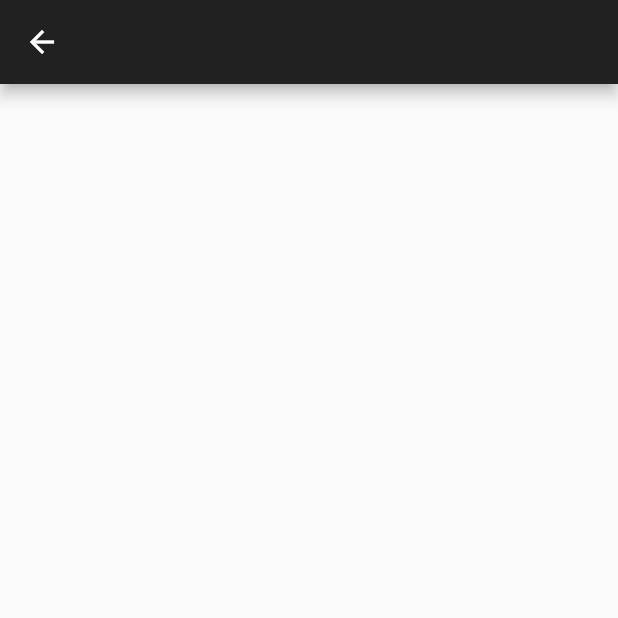
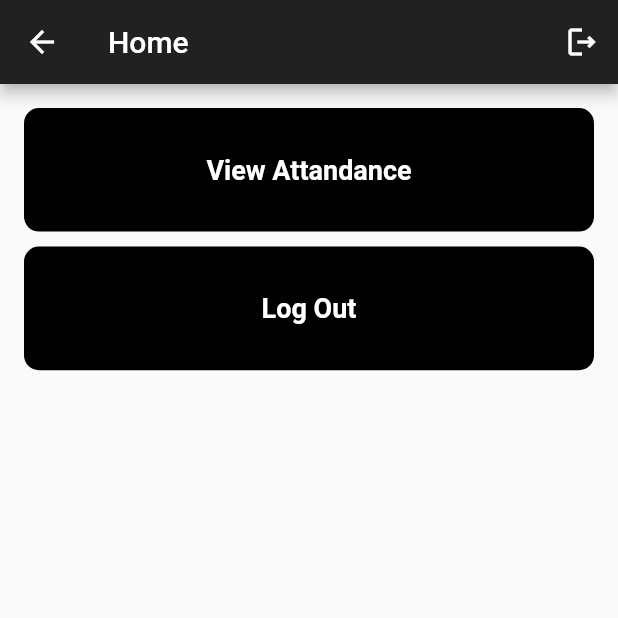
Before and after one commit to Faris-Backar/attandace_app, a Flutter app: the StudentHomeScreen screen opened by its route, on a phone screen of 412 x 824 dp, the top half of it. Run offline on Flutter 3.47's test engine with Material 2 defaults, Android fonts, the phone set to English and light mode, and no system bars; our stand-ins replace bloc, cloud_firestore, equatable, firebase_auth, firebase_core, flutter_bloc and 2 more; accounts and stored records are empty.

Commit message:
FIxing logical issues

```diff
--- a/lib/main.dart
+++ b/lib/main.dart
@@ -2,6 +2,7 @@ import 'package:attandance_app/model/classroom.dart';
 import 'package:attandance_app/model/staff.dart';
 import 'package:attandance_app/model/student.dart';
 import 'package:attandance_app/presentation/bloc/admin/admin_bloc.dart';
+import 'package:attandance_app/presentation/bloc/attandance/attandance_bloc.dart';
 import 'package:attandance_app/presentation/bloc/auth/auth_bloc.dart';
 import 'package:attandance_app/presentation/bloc/classroom/classroom_bloc.dart';
 import 'package:attandance_app/presentation/bloc/staff/staff_bloc.dart';
@@ -44,6 +45,9 @@ class AttandanceApp extends StatelessWidget {
         BlocProvider<ClassroomBloc>(
           create: (context) => ClassroomBloc(),
         ),
+        BlocProvider<AttandanceBloc>(
+          create: (context) => AttandanceBloc(),
+        ),
       ],
       child: MaterialApp(
         debugShowCheckedModeBanner: false,
--- a/lib/model/course.dart
+++ b/lib/model/course.dart
@@ -1,22 +1,15 @@
 import 'dart:convert';
-
-import 'package:flutter/foundation.dart';
-
-// import 'package:attandance_app/model/attandance_model.dart';
 import 'package:attandance_app/model/staff.dart';
-import 'package:attandance_app/model/student.dart';
 
 class Course {
   String name;
   String courseCode;
   Staff? staff;
-  List<Student>? students;
   String totalHoursTaken;
   Course({
     required this.name,
     required this.courseCode,
     this.staff,
-    this.students,
     required this.totalHoursTaken,
   });
 
@@ -24,14 +17,12 @@ class Course {
     String? name,
     String? courseCode,
     Staff? staff,
-    List<Student>? students,
     String? totalHoursTaken,
   }) {
     return Course(
       name: name ?? this.name,
       courseCode: courseCode ?? this.courseCode,
       staff: staff ?? this.staff,
-      students: students ?? this.students,
       totalHoursTaken: totalHoursTaken ?? this.totalHoursTaken,
     );
   }
@@ -41,7 +32,6 @@ class Course {
       'name': name,
       'courseCode': courseCode,
       'staff': staff?.toMap(),
-      'students': students?.map((x) => x.toMap()).toList(),
       'totalHoursTaken': totalHoursTaken,
     };
   }
@@ -51,9 +41,6 @@ class Course {
       name: map['name'] ?? '',
       courseCode: map['courseCode'] ?? '',
       staff: map['staff'] != null ? Staff.fromMap(map['staff']) : null,
-      students: map['students'] != null
-          ? List<Student>.from(map['students']?.map((x) => Student.fromMap(x)))
-          : null,
       totalHoursTaken: map['totalHoursTaken'] ?? '',
     );
   }
@@ -64,7 +51,7 @@ class Course {
 
   @override
   String toString() {
-    return 'Course(name: $name, courseCode: $courseCode, staff: $staff, students: $students, totalHoursTaken: $totalHoursTaken)';
+    return 'Course(name: $name, courseCode: $courseCode, staff: $staff, totalHoursTaken: $totalHoursTaken)';
   }
 
   @override
@@ -75,7 +62,6 @@ class Course {
         other.name == name &&
         other.courseCode == courseCode &&
         other.staff == staff &&
-        listEquals(other.students, students) &&
         other.totalHoursTaken == totalHoursTaken;
   }
 
@@ -84,7 +70,6 @@ class Course {
     return name.hashCode ^
         courseCode.hashCode ^
         staff.hashCode ^
-        students.hashCode ^
         totalHoursTaken.hashCode;
   }
 }
--- a/lib/presentation/bloc/attandance/attandance_event.dart
+++ b/lib/presentation/bloc/attandance/attandance_event.dart
@@ -11,9 +11,13 @@ abstract class AttandanceEvent extends Equatable {
 class MarkAttandanceEvent extends AttandanceEvent {
   final List<Student> presentStudentsList;
   final Attandance attandance;
+  final Course course;
+  final ClassRoom classroom;
   const MarkAttandanceEvent({
     required this.presentStudentsList,
     required this.attandance,
+    required this.classroom,
+    required this.course,
   });
   @override
   List<Object> get props => [presentStudentsList];
--- a/lib/presentation/bloc/classroom/classroom_bloc.dart
+++ b/lib/presentation/bloc/classroom/classroom_bloc.dart
@@ -1,6 +1,5 @@
 import 'package:attandance_app/model/classroom.dart';
 import 'package:attandance_app/model/course.dart';
-import 'package:attandance_app/model/staff.dart';
 import 'package:attandance_app/model/student.dart';
 import 'package:bloc/bloc.dart';
 import 'package:cloud_firestore/cloud_firestore.dart';
--- a/lib/presentation/bloc/student/student_bloc.dart
+++ b/lib/presentation/bloc/student/student_bloc.dart
@@ -85,7 +85,7 @@ class StudentBloc extends Bloc<StudentEvent, StudentState> {
     emit(StudentInitial());
     emit(StudentLoading());
     filteredStudentsList = studentList
-        .where((student) => student.semester == event.semester)
+        .where((student) => student.semester.contains(event.semester))
         .toList();
     emit(GetStudentLoaded(studentList: filteredStudentsList));
   }
--- a/lib/presentation/staff/screens/staff_course_screen.dart
+++ b/lib/presentation/staff/screens/staff_course_screen.dart
@@ -82,7 +82,8 @@ class StaffCourseScreen extends StatelessWidget {
                             MarkAttandanceScreen.routeName,
                             arguments: [
                               classRoomList[index].students,
-                              courseList[index].name
+                              courseList[index],
+                              classRoomList[index]
                             ],
                           );
                         },
--- a/lib/presentation/student/screens/student_home_screen.dart
+++ b/lib/presentation/student/screens/student_home_screen.dart
@@ -1,5 +1,10 @@
+import 'package:attandance_app/core/config/config.dart';
 import 'package:attandance_app/core/resources/style_resources.dart';
+import 'package:attandance_app/presentation/bloc/auth/auth_bloc.dart';
 import 'package:attandance_app/presentation/bloc/student/student_bloc.dart';
+import 'package:attandance_app/presentation/screens/login_screen.dart';
+import 'package:attandance_app/presentation/student/screens/student_course_screen.dart';
+import 'package:attandance_app/presentation/student/widgets/student_home_card_widget.dart';
 import 'package:attandance_app/presentation/util/util.dart';
 import 'package:flutter/material.dart';
 import 'package:flutter_bloc/flutter_bloc.dart';
@@ -10,19 +15,55 @@ class StudentHomeScreen extends StatelessWidget {
 
   @override
   Widget build(BuildContext context) {
+    Size screenSize = Config.screenSize(context);
     return Scaffold(
         appBar: AppBar(
           backgroundColor: StyleResources.primaryColor,
-      ),
-      body: BlocBuilder<StudentBloc, StudentState>(
+          title: const Text('Home'),
+          actions: [
+            BlocConsumer<AuthBloc, AuthState>(
+              listener: (context, state) {},
               builder: (context, state) {
-          if (state is StudentLoading) {
+                if (state is AuthLoading) {
                   return Util.buildCircularProgressIndicator();
                 }
-          if (state is GetStudentLoaded) {}
-          return Container();
+                if (state is AuthSignOutStateLoaded) {
+                  Future.delayed(Duration.zero, () {
+                    return Navigator.of(context).pushNamedAndRemoveUntil(
+                        LogInScreen.routeName, (route) => false);
+                  });
+                }
+
+                return IconButton(
+                  onPressed: () {
+                    BlocProvider.of<AuthBloc>(context).add(SignOutEvent());
+                  },
+                  icon: const Icon(
+                    Icons.logout_outlined,
+                  ),
+                );
               },
             ),
-    );
+          ],
+        ),
+        body: Padding(
+          padding: Config.defaultPadding(),
+          child: Column(
+            children: [
+              StudentHomeCardWidget(
+                  screenSize: screenSize,
+                  onTap: () {
+                    Navigator.of(context)
+                        .pushNamed(StudentCourseScreen.routeName);
+                  },
+                  title: 'View Attandance'),
+              const SizedBox(
+                height: 10,
+              ),
+              StudentHomeCardWidget(
+                  screenSize: screenSize, onTap: () {}, title: 'Log Out'),
+            ],
+          ),
+        ));
   }
 }
--- /dev/null
+++ b/lib/presentation/student/widgets/student_home_card_widget.dart
@@ -0,0 +1,38 @@
+import 'package:flutter/material.dart';
+
+class StudentHomeCardWidget extends StatelessWidget {
+  const StudentHomeCardWidget({
+    Key? key,
+    required this.screenSize,
+    required this.onTap,
+    required this.title,
+  }) : super(key: key);
+
+  final Size screenSize;
+  final Function()? onTap;
+  final String title;
+
+  @override
+  Widget build(BuildContext context) {
+    return InkWell(
+      onTap: onTap,
+      child: Container(
+        height: screenSize.height * .1,
+        width: screenSize.width,
+        decoration: BoxDecoration(
+          borderRadius: BorderRadius.circular(10.0),
+          color: Colors.black,
+        ),
+        alignment: Alignment.center,
+        child: Text(
+          title,
+          style: const TextStyle(
+            color: Colors.white,
+            fontSize: 18,
+            fontWeight: FontWeight.w600,
+          ),
+        ),
+      ),
+    );
+  }
+}
--- a/lib/router/routes.dart
+++ b/lib/router/routes.dart
@@ -1,3 +1,4 @@
+import 'package:attandance_app/model/course.dart';
 import 'package:attandance_app/model/staff.dart';
 import 'package:attandance_app/model/student.dart';
 import 'package:attandance_app/presentation/admin/screens/add_student_screen.dart';
@@ -69,7 +70,8 @@ class Routers {
         return CupertinoPageRoute(
           builder: (_) => MarkAttandanceScreen(
             students: arg[0],
-            course: arg[1],
+            course: arg[1] as Course,
+            classRoom: arg[2],
           ),
         );
       case StaffHomeScreen.routeName:
```
Also changed, not shown: lib/model/student.dart (+15 -31 lines), lib/presentation/admin/screens/course_screen.dart (+9 -1 lines), lib/presentation/admin/screens/create_class_room_screen.dart (+10 -0 lines), lib/presentation/bloc/attandance/attandance_bloc.dart (+12 -0 lines), lib/presentation/staff/screens/mark_attandance_screen.dart (+39 -7 lines). Lines whose indentation alone changed are shown as unchanged.
